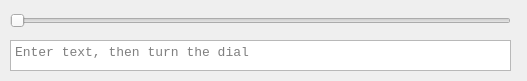
Qt form caesar_cipher.ui (ari099/CaesarCipher) before a commit.
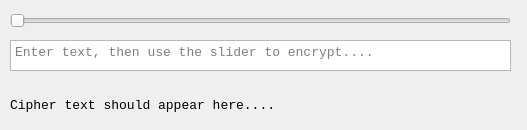
The same form after that commit.

Commit message: Encryption function works so far. Must set slider to only the number of values in the alphabet

Diff of the .ui file:
```diff
--- a/caesar_cipher.ui
+++ b/caesar_cipher.ui
@@ -7,7 +7,7 @@
     <x>0</x>
     <y>0</y>
     <width>527</width>
-    <height>81</height>
+    <height>130</height>
    </rect>
   </property>
   <property name="windowTitle">
@@ -43,7 +43,26 @@
      </font>
     </property>
     <property name="placeholderText">
-     <string>Enter text, then turn the dial</string>
+     <string>Enter text, then use the slider to encrypt....</string>
+    </property>
+   </widget>
+   <widget class="QLabel" name="CipherTextOutput">
+    <property name="geometry">
+     <rect>
+      <x>10</x>
+      <y>90</y>
+      <width>501</width>
+      <height>31</height>
+     </rect>
+    </property>
+    <property name="font">
+     <font>
+      <family>Courier New</family>
+      <pointsize>10</pointsize>
+     </font>
+    </property>
+    <property name="text">
+     <string>Cipher text should appear here....</string>
     </property>
    </widget>
   </widget>
```
The commit also changes 3 other files.
